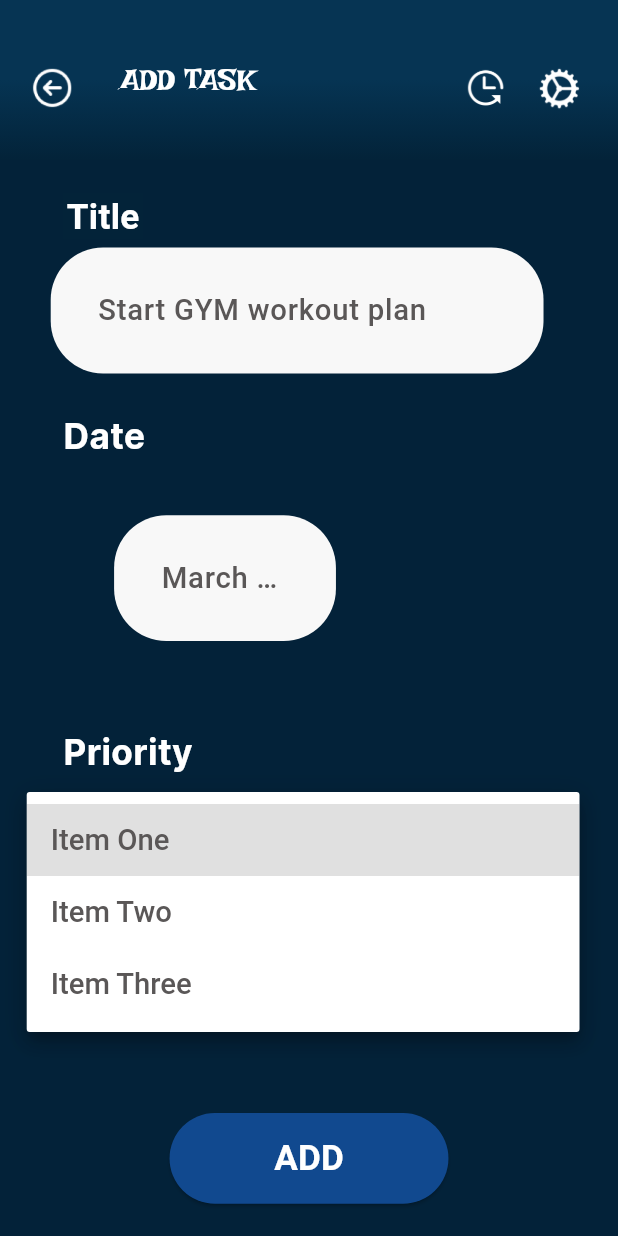
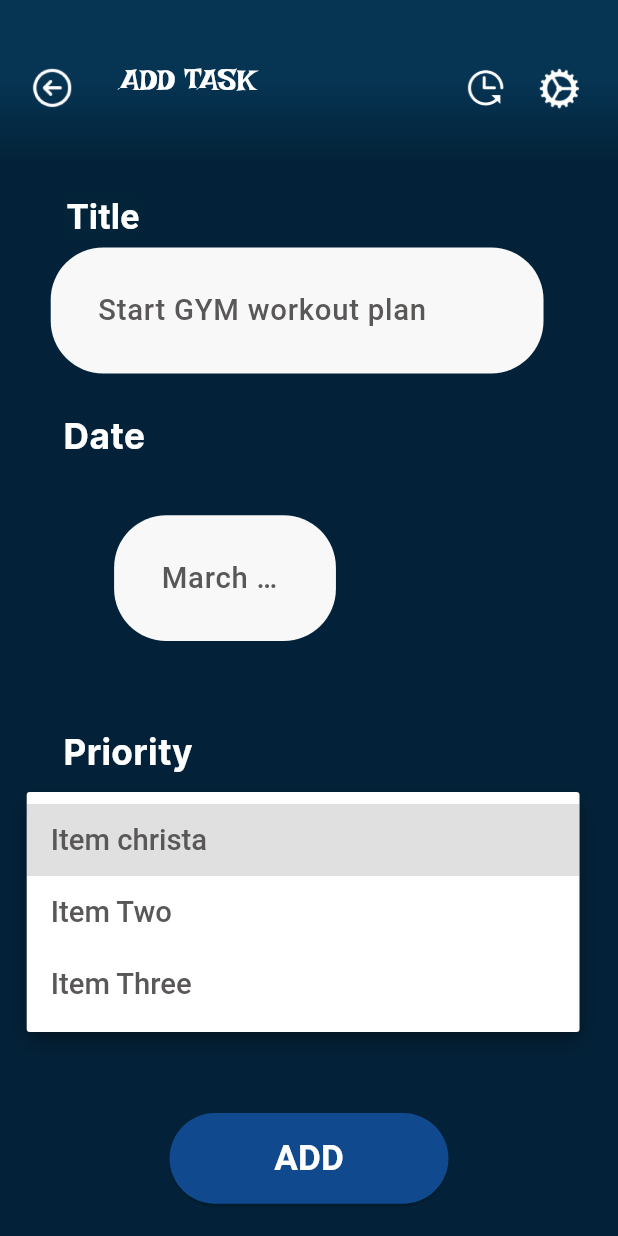
Before and after one commit to christauwicyeza/old_project, a Flutter app: the AddTaskScreen screen opened by its route, after a tap on "High", on a phone screen of 412 x 824 dp. Run offline on Flutter 3.47's test engine with Material 3 defaults, Android fonts, the phone set to English and light mode, and no system bars; our stand-ins replace cached_network_image, flutter_svg.

Commit message:
updated dashboard

```diff
--- a/lib/presentation/add_task_screen/add_task_screen.dart
+++ b/lib/presentation/add_task_screen/add_task_screen.dart
@@ -16,7 +16,7 @@ class AddTaskScreen extends StatelessWidget {
 
   TextEditingController monthController = TextEditingController();
 
-  List<String> dropdownItemList = ["Item One", "Item Two", "Item Three"];
+  List<String> dropdownItemList = ["Item christa", "Item Two", "Item Three"];
 
   @override
   Widget build(BuildContext context) {
--- a/lib/presentation/dashboard_screen/dashboard_screen.dart
+++ b/lib/presentation/dashboard_screen/dashboard_screen.dart
@@ -1,4 +1,4 @@
-import 'package:flutter/material.dart';
+import 'package:flutter/material.dart'
 import 'package:taskmanagerfigma_to_flutter/core/app_export.dart';
 import 'package:taskmanagerfigma_to_flutter/widgets/custom_icon_button.dart';
 import 'package:taskmanagerfigma_to_flutter/widgets/custom_text_form_field.dart';
```
